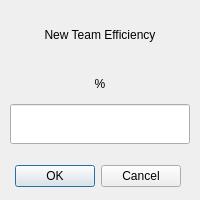
The window that efficiency_dialog.ui (Romain96/M2S3_QualiteERP) describes before a commit, drawn with Qt 5.
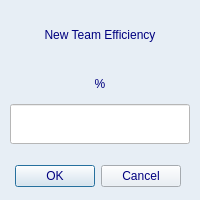
The same window after the commit.

Commit message: Upadate date_dialog and efficiency_dialog

Diff of the .ui file:
```diff
--- a/efficiency_dialog.ui
+++ b/efficiency_dialog.ui
@@ -13,6 +13,16 @@
   <property name="windowTitle">
    <string>Dialog</string>
   </property>
+  <property name="styleSheet">
+   <string notr="true">*{background:rgb(231, 238, 245);
+color:rgb(0, 0, 127);
+
+}
+QMenuBar {
+background-color: black;
+color:white;
+}</string>
+  </property>
   <widget class="QDialogButtonBox" name="buttonBox">
    <property name="geometry">
     <rect>
@@ -103,6 +113,9 @@
         <height>40</height>
        </size>
       </property>
+      <property name="styleSheet">
+       <string notr="true">background-color:white;</string>
+      </property>
       <property name="alignment">
        <set>Qt::AlignCenter</set>
       </property>
```
The commit also changes 1 other file.
